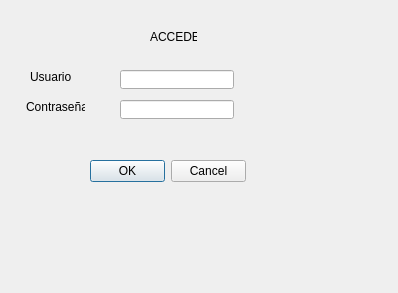
First picture: the form in ingreso.ui, repository luisallamas01/Entrega3, before the edit.
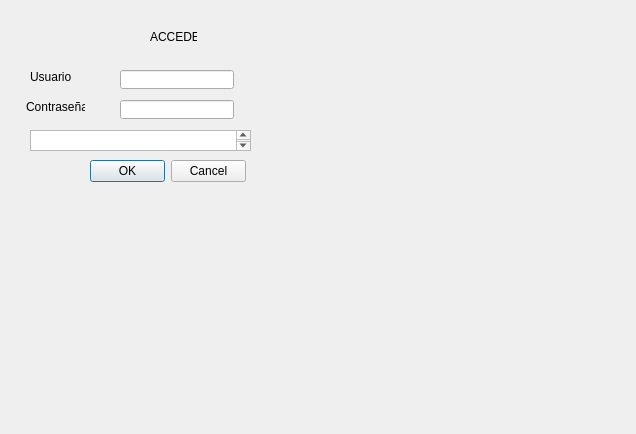
Second picture: the form after the edit.

The edit to the form file:
```diff
--- a/ingreso.ui
+++ b/ingreso.ui
@@ -6,8 +6,8 @@
    <rect>
     <x>0</x>
     <y>0</y>
-    <width>398</width>
-    <height>293</height>
+    <width>636</width>
+    <height>434</height>
    </rect>
   </property>
   <property name="windowTitle">
@@ -94,6 +94,16 @@
     <string>ACCEDER</string>
    </property>
   </widget>
+  <widget class="QTextEdit" name="mensaje">
+   <property name="geometry">
+    <rect>
+     <x>30</x>
+     <y>130</y>
+     <width>221</width>
+     <height>21</height>
+    </rect>
+   </property>
+  </widget>
  </widget>
  <resources/>
  <connections>
```
Left out of the diff: 35 changed lines with no effect on the pictures.
